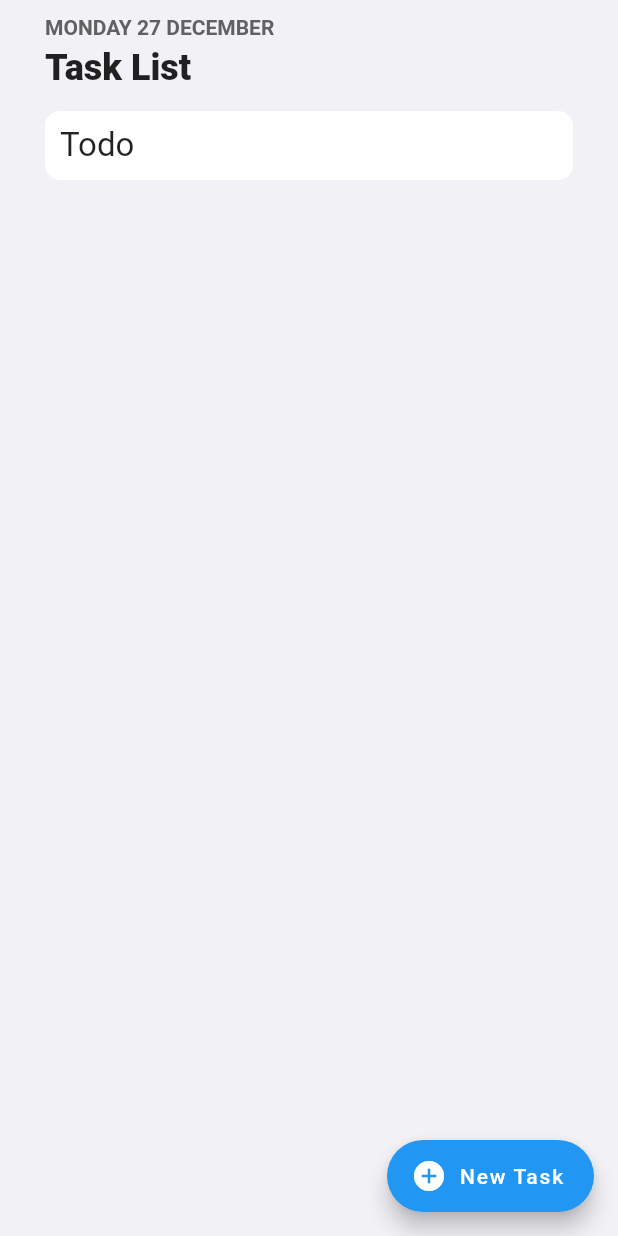
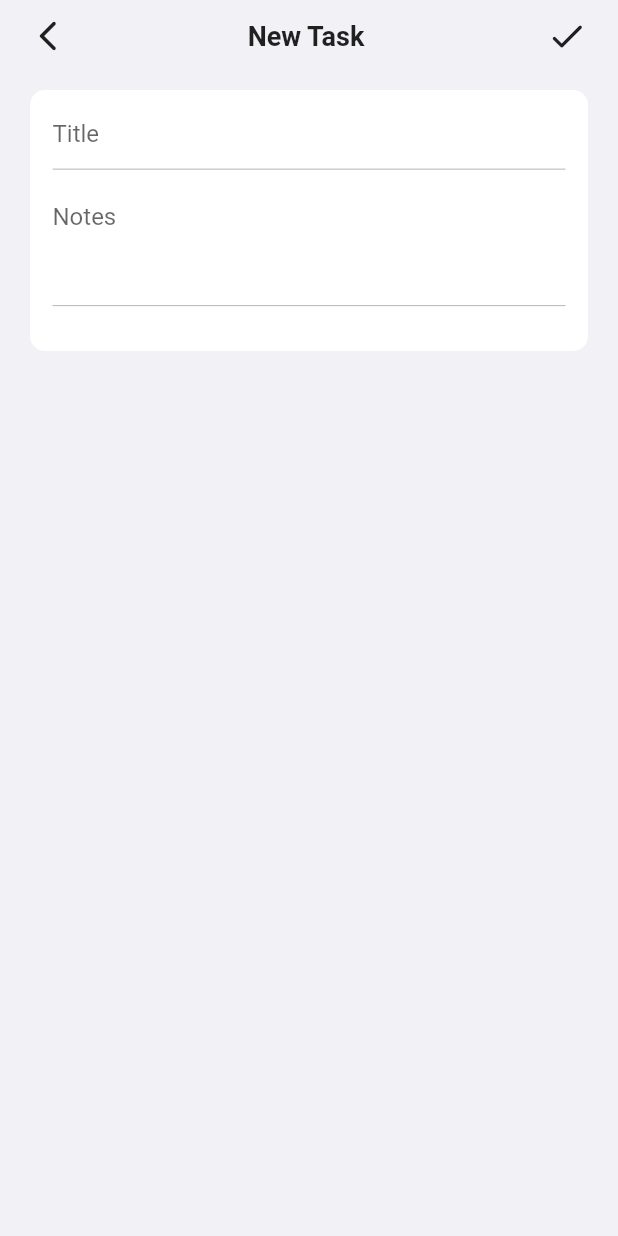
Before and after one commit to Thaanu2001/ListDown-Todo-App, a Flutter app: the screen it shows after launch, after a tap on "New Task", on a phone screen of 412 x 824 dp. Run offline on Flutter 3.47's test engine with Material 2 defaults, Android fonts, the phone set to English and light mode, and no system bars.

Commit message:
New task UI

```diff
--- /dev/null
+++ b/lib/screens/new_tast_screen.dart
@@ -0,0 +1,96 @@
+import 'package:flutter/material.dart';
+
+class NewTaskScreen extends StatefulWidget {
+  const NewTaskScreen({Key? key}) : super(key: key);
+
+  @override
+  _NewTaskScreenState createState() => _NewTaskScreenState();
+}
+
+class _NewTaskScreenState extends State<NewTaskScreen> {
+  @override
+  Widget build(BuildContext context) {
+    return GestureDetector(
+      onTap: () => FocusManager.instance.primaryFocus?.unfocus(),
+      child: Scaffold(
+        backgroundColor: const Color(0xFFF2F1F6),
+        body: Padding(
+          padding: EdgeInsets.fromLTRB(
+              20, MediaQuery.of(context).padding.top + 10, 20, 0),
+          child: Column(
+            children: [
+              Row(
+                mainAxisAlignment: MainAxisAlignment.spaceBetween,
+                children: [
+                  InkWell(
+                    child: const Icon(Icons.arrow_back_ios_new_rounded),
+                    onTap: () => Navigator.pop(context),
+                  ),
+                  const Text(
+                    'New Task',
+                    style: TextStyle(
+                      fontSize: 18,
+                      fontWeight: FontWeight.w600,
+                    ),
+                  ),
+                  InkWell(
+                    child: const Icon(Icons.done_rounded, size: 28),
+                    onTap: () => Navigator.pop(context),
+                  ),
+                ],
+              ),
+              Container(
+                margin: const EdgeInsets.only(top: 22, bottom: 15),
+                padding: const EdgeInsets.only(
+                    left: 15, right: 15, top: 5, bottom: 20),
+                width: double.infinity,
+                decoration: BoxDecoration(
+                  color: Colors.white,
+                  borderRadius: BorderRadius.circular(10),
+                ),
+                child: Form(
+                  child: Column(
+                    children: [
+                      Padding(
+                        padding: const EdgeInsets.only(bottom: 10),
+                        child: TextFormField(
+                          decoration: const InputDecoration(
+                            hintText: 'Title',
+                            enabledBorder: UnderlineInputBorder(
+                              borderSide:
+                                  BorderSide(width: 0.5, color: Colors.grey),
+                            ),
+                            focusedBorder: UnderlineInputBorder(
+                              borderSide: BorderSide(width: 0.5),
+                            ),
+                          ),
+                        ),
+                      ),
+                      Padding(
+                        padding: const EdgeInsets.only(bottom: 10),
+                        child: TextFormField(
+                          minLines: 3,
+                          maxLines: 5,
+                          decoration: const InputDecoration(
+                            hintText: 'Notes',
+                            enabledBorder: UnderlineInputBorder(
+                              borderSide:
+                                  BorderSide(width: 0.5, color: Colors.grey),
+                            ),
+                            focusedBorder: UnderlineInputBorder(
+                              borderSide: BorderSide(width: 0.5),
+                            ),
+                          ),
+                        ),
+                      ),
+                    ],
+                  ),
+                ),
+              ),
+            ],
+          ),
+        ),
+      ),
+    );
+  }
+}
--- a/lib/screens/todo_list_screen.dart
+++ b/lib/screens/todo_list_screen.dart
@@ -1,5 +1,7 @@
+import 'package:flutter/cupertino.dart';
 import 'package:flutter/material.dart';
 import 'package:intl/intl.dart';
+import 'package:listdown_todo_app/screens/new_tast_screen.dart';
 
 class TodoListScreen extends StatefulWidget {
   const TodoListScreen({Key? key}) : super(key: key);
@@ -16,11 +18,15 @@ class _TodoListScreenState extends State<TodoListScreen> {
       floatingActionButton: FloatingActionButton.extended(
         label: const Text('New Task'),
         icon: const Icon(Icons.add_circle_sharp),
-        onPressed: () {},
+        onPressed: () {
+          Route route =
+              CupertinoPageRoute(builder: (context) => const NewTaskScreen());
+          Navigator.push(context, route);
+        },
       ),
-      body: Container(
+      body: Padding(
         padding: EdgeInsets.fromLTRB(
-            30, MediaQuery.of(context).padding.top + 10, 30, 0),
+            20, MediaQuery.of(context).padding.top + 10, 20, 0),
         child: Column(
           crossAxisAlignment: CrossAxisAlignment.start,
           children: [
```
